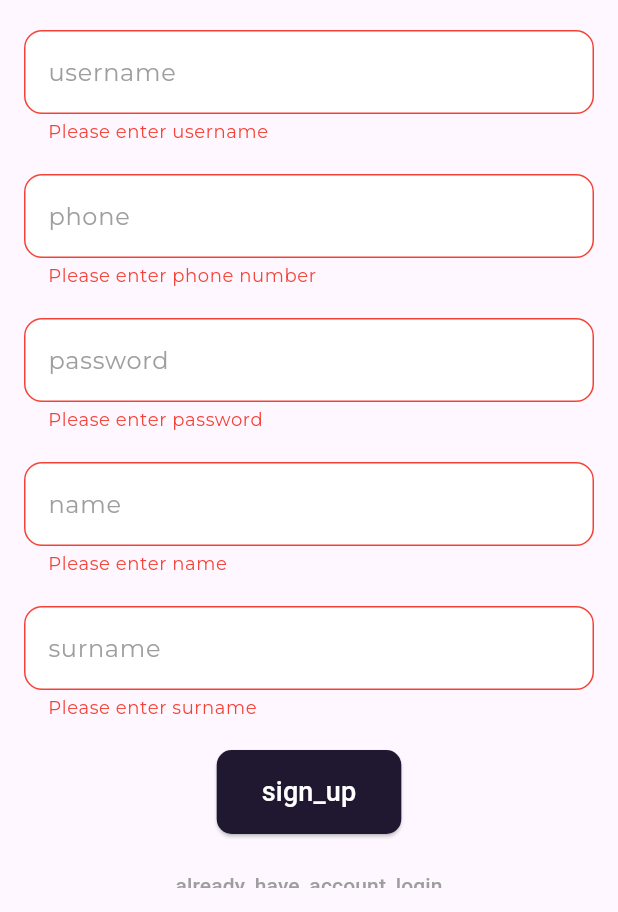
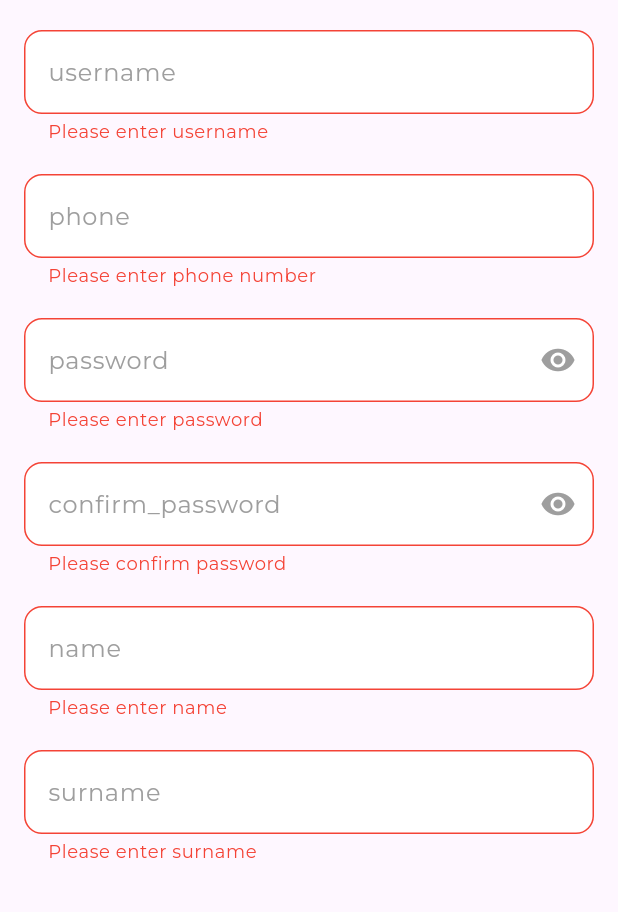
Before and after one commit to oral0005/frontgrok, a Flutter app: the SignupScreen screen opened directly, after a tap on "sign_up", on a phone screen of 412 x 824 dp, the part 324-1236 px from its top. Run offline on Flutter 3.47's test engine with Material 3 defaults, Android fonts, the phone set to English and light mode, and no system bars; our stand-ins replace auto_size_text, easy_localization, image_picker, shared_preferences; accounts and stored records are empty.

Commit message:
Signup, login screens hide button added password validation added confirm password field added

```diff
--- a/lib/pages/signup_screen.dart
+++ b/lib/pages/signup_screen.dart
@@ -18,10 +18,13 @@ class _SignupScreenState extends State<SignupScreen> {
   final _usernameController = TextEditingController();
   final _phoneController = TextEditingController();
   final _passwordController = TextEditingController();
+  final _confirmPasswordController = TextEditingController();
   final _nameController = TextEditingController();
   final _surnameController = TextEditingController();
   final ApiService _apiService = ApiService();
   bool _isLoading = false;
+  bool _obscurePassword = true;
+  bool _obscureConfirmPassword = true;
 
   Future<void> _register() async {
     if (_formKey.currentState!.validate()) {
@@ -30,7 +33,6 @@ class _SignupScreenState extends State<SignupScreen> {
       });
 
       try {
-        // Сначала регистрируем пользователя
         await _apiService.register(
           _usernameController.text,
           _passwordController.text,
@@ -39,7 +41,6 @@ class _SignupScreenState extends State<SignupScreen> {
           _surnameController.text,
         );
 
-        // После регистрации сразу логинимся
         await _apiService.login(
           _usernameController.text,
           _passwordController.text,
@@ -47,10 +48,8 @@ class _SignupScreenState extends State<SignupScreen> {
 
         if (mounted) {
           try {
-            // После успешной регистрации отправляем код верификации
             await _apiService.sendVerificationCode(_phoneController.text);
 
-            // Показываем экран верификации
             Navigator.pushReplacement(
               context,
               MaterialPageRoute(
@@ -97,6 +96,7 @@ class _SignupScreenState extends State<SignupScreen> {
     _usernameController.dispose();
     _phoneController.dispose();
     _passwordController.dispose();
+    _confirmPasswordController.dispose();
     _nameController.dispose();
     _surnameController.dispose();
     super.dispose();
@@ -149,13 +149,56 @@ class _SignupScreenState extends State<SignupScreen> {
                   CustomTextField(
                     label: 'password'.tr(),
                     controller: _passwordController,
-                      obscureText: true,
+                    obscureText: _obscurePassword,
+                    suffixIcon: IconButton(
+                      icon: Icon(
+                        _obscurePassword ? Icons.visibility : Icons.visibility_off,
+                        color: Colors.grey,
+                      ),
+                      onPressed: () {
+                        setState(() {
+                          _obscurePassword = !_obscurePassword;
+                        });
+                      },
+                    ),
                     validator: (value) {
                       if (value == null || value.isEmpty) {
                         return 'Please enter password';
                       }
-                        if (value.length < 6) {
-                          return 'Password must be at least 6 characters';
+                      if (value.length < 8) {
+                        return 'Password must be at least 8 characters';
+                      }
+                      if (!RegExp(r'^[A-Z]').hasMatch(value)) {
+                        return 'Password must start with an uppercase letter';
+                      }
+                      if (!RegExp(r'\d').hasMatch(value)) {
+                        return 'Password must contain at least one number';
+                      }
+                      return null;
+                    },
+                  ),
+                  const SizedBox(height: 20),
+                  CustomTextField(
+                    label: 'confirm_password'.tr(),
+                    controller: _confirmPasswordController,
+                    obscureText: _obscureConfirmPassword,
+                    suffixIcon: IconButton(
+                      icon: Icon(
+                        _obscureConfirmPassword ? Icons.visibility : Icons.visibility_off,
+                        color: Colors.grey,
+                      ),
+                      onPressed: () {
+                        setState(() {
+                          _obscureConfirmPassword = !_obscureConfirmPassword;
+                        });
+                      },
+                    ),
+                    validator: (value) {
+                      if (value == null || value.isEmpty) {
+                        return 'Please confirm password';
+                      }
+                      if (value != _passwordController.text) {
+                        return 'Passwords do not match';
                       }
                       return null;
                     },
--- a/lib/widgets/custom_text_field.dart
+++ b/lib/widgets/custom_text_field.dart
@@ -6,6 +6,7 @@ class CustomTextField extends StatelessWidget {
   final bool obscureText;
   final TextInputType? keyboardType;
   final String? Function(String?)? validator;
+  final Widget? suffixIcon; // Added suffixIcon parameter
 
   const CustomTextField({
     Key? key,
@@ -14,6 +15,7 @@ class CustomTextField extends StatelessWidget {
     this.obscureText = false,
     this.keyboardType,
     this.validator,
+    this.suffixIcon, // Added to constructor
   }) : super(key: key);
 
   @override
@@ -58,6 +60,7 @@ class CustomTextField extends StatelessWidget {
           color: Colors.red,
           fontFamily: 'Montserrat',
         ),
+        suffixIcon: suffixIcon, // Pass suffixIcon to InputDecoration
       ),
     );
   }
```
Also changed, not shown: lib/pages/login_screen.dart (+21 -9 lines), assets/images/logo.png, 6 other files. Lines whose indentation alone changed are shown as unchanged.
